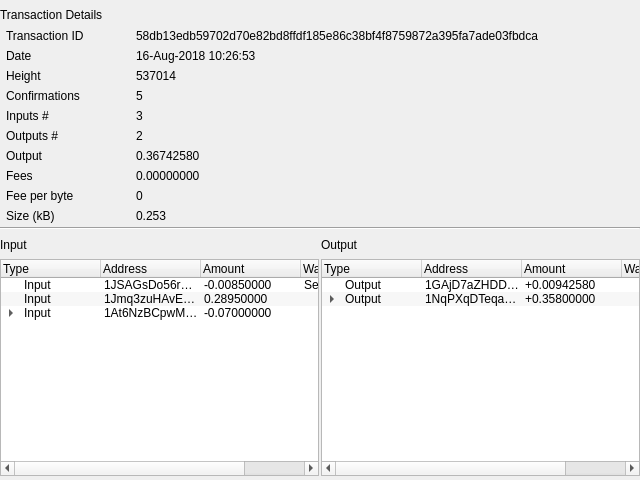
Old version of the form BlockSettleUILib/TransactionDetailsWidget.ui in the repository BlockSettle/terminal.
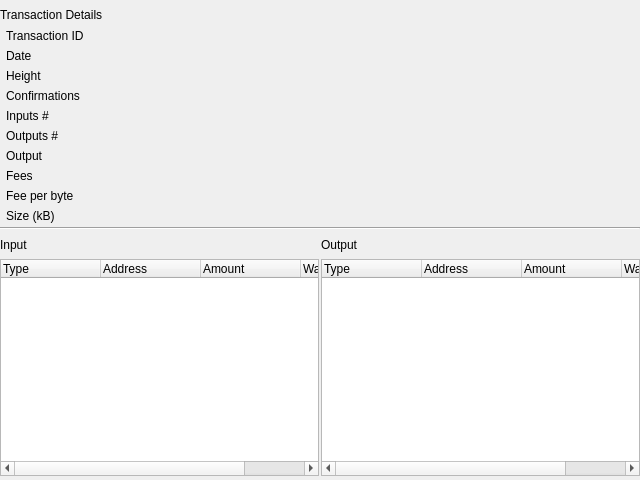
New version of the form.

Commit message: Added CustomLabel class which implement right click copy to clipboard. Added it to AddressDetailsWidget and TransactionDetailsWidget value labels. AddressDetailsWidget now has a function called loadTransactions() which shows how to populate the transactions tree. TransactionDetailsWidget now has a function called loadInputs() which shows how to populate the Inputs tree with both top level and child items. Improved the landing page in BlockDetailsWidget. Label values in AddressDetailsWidget and TransactionDetailsWidget are now white.

```diff
--- a/BlockSettleUILib/TransactionDetailsWidget.ui
+++ b/BlockSettleUILib/TransactionDetailsWidget.ui
@@ -123,7 +123,10 @@
            <item row="6" column="1">
             <widget class="QLabel" name="tranHeight">
              <property name="text">
-              <string>537014</string>
+              <string/>
+             </property>
+             <property name="whiteText" stdset="0">
+              <bool>true</bool>
              </property>
             </widget>
            </item>
@@ -151,14 +154,20 @@
            <item row="12" column="1">
             <widget class="QLabel" name="tranFeePerByte">
              <property name="text">
-              <string>0</string>
+              <string/>
+             </property>
+             <property name="whiteText" stdset="0">
+              <bool>true</bool>
              </property>
             </widget>
            </item>
            <item row="7" column="1">
             <widget class="QLabel" name="tranConfirmations">
              <property name="text">
-              <string>5</string>
+              <string/>
+             </property>
+             <property name="whiteText" stdset="0">
+              <bool>true</bool>
              </property>
             </widget>
            </item>
@@ -172,7 +181,10 @@
            <item row="8" column="1">
             <widget class="QLabel" name="tranNumInputs">
              <property name="text">
-              <string>3</string>
+              <string/>
+             </property>
+             <property name="whiteText" stdset="0">
+              <bool>true</bool>
              </property>
             </widget>
            </item>
@@ -207,42 +219,60 @@
            <item row="10" column="1">
             <widget class="QLabel" name="tranOutput">
              <property name="text">
-              <string>0.36742580</string>
+              <string/>
+             </property>
+             <property name="whiteText" stdset="0">
+              <bool>true</bool>
              </property>
             </widget>
            </item>
            <item row="13" column="1">
             <widget class="QLabel" name="tranSize">
              <property name="text">
-              <string>0.253</string>
+              <string/>
+             </property>
+             <property name="whiteText" stdset="0">
+              <bool>true</bool>
              </property>
             </widget>
            </item>
            <item row="11" column="1">
             <widget class="QLabel" name="tranFees">
              <property name="text">
-              <string>0.00000000</string>
+              <string/>
+             </property>
+             <property name="whiteText" stdset="0">
+              <bool>true</bool>
              </property>
             </widget>
            </item>
            <item row="9" column="1">
             <widget class="QLabel" name="tranNumOutputs">
              <property name="text">
-              <string>2</string>
+              <string/>
+             </property>
+             <property name="whiteText" stdset="0">
+              <bool>true</bool>
              </property>
             </widget>
            </item>
            <item row="5" column="1">
             <widget class="QLabel" name="tranDate">
              <property name="text">
-              <string>16-Aug-2018 10:26:53</string>
+              <string/>
+             </property>
+             <property name="whiteText" stdset="0">
+              <bool>true</bool>
              </property>
             </widget>
            </item>
            <item row="4" column="1">
             <widget class="QLabel" name="tranID">
              <property name="text">
-              <string>58db13edb59702d70e82bd8ffdf185e86c38bf4f8759872a395fa7ade03fbdca</string>
+              <string/>
+             </property>
+             <property name="whiteText" stdset="0">
+              <bool>true</bool>
              </property>
             </widget>
            </item>
@@ -267,7 +297,7 @@
       </widget>
      </item>
      <item>
-      <widget class="QFrame" name="horizontalFrame">
+      <widget class="QFrame" name="horizontalFrame2">
        <property name="darkFrame" stdset="0">
         <bool>true</bool>
        </property>
@@ -290,7 +320,7 @@
         <item>
          <layout class="QVBoxLayout" name="verticalLayout_4">
           <item>
-           <widget class="QFrame" name="horizontalFrame">
+           <widget class="QFrame" name="horizontalFrame3">
             <property name="minimumSize">
              <size>
               <width>0</width>
@@ -354,59 +384,6 @@
               <string>Wallet</string>
              </property>
             </column>
-            <item>
-             <property name="text">
-              <string>Input</string>
-             </property>
-             <property name="text">
-              <string>1JSAGsDo56rEqgxf3R1EAiCgwGJCUB31Cr</string>
-             </property>
-             <property name="text">
-              <string>-0.00850000</string>
-             </property>
-             <property name="text">
-              <string>Settlement</string>
-             </property>
-            </item>
-            <item>
-             <property name="text">
-              <string>Input</string>
-             </property>
-             <property name="text">
-              <string>1Jmq3zuHAvEZwVhvZ2BxtncHjqV1wQzZb4</string>
-             </property>
-             <property name="text">
-              <string>0.28950000</string>
-             </property>
-             <property name="text">
-              <string/>
-             </property>
-            </item>
-            <item>
-             <property name="text">
-              <string>Input</string>
-             </property>
-             <property name="text">
-              <string>1At6NzBCpwMy6CvT4Z21jci91VYHgsCDED</string>
-             </property>
-             <property name="text">
-              <string>-0.07000000</string>
-             </property>
-             <property name="text">
-              <string/>
-             </property>
-             <item>
-              <property name="text">
-               <string>p2wsh</string>
-              </property>
-              <property name="text">
-               <string>83665705d49c8b231580c0c7b5f063fd9ea267a692b5674648f8ae827f262191</string>
-              </property>
-              <property name="text">
-               <string>700000</string>
-              </property>
-             </item>
-            </item>
            </widget>
           </item>
          </layout>
@@ -478,39 +455,6 @@
               <string>Wallet</string>
              </property>
             </column>
-            <item>
-             <property name="text">
-              <string>Output</string>
-             </property>
-             <property name="text">
-              <string>1GAjD7aZHDDohqN1toP4iB2WQtqHc43Cis</string>
-             </property>
-             <property name="text">
-              <string>+0.00942580</string>
-             </property>
-            </item>
-            <item>
-             <property name="text">
-              <string>Output</string>
-             </property>
-             <property name="text">
-              <string>1NqPXqDTeqaTiZJo1ZmJwb8fsHA9gW2Gch</string>
-             </property>
-             <property name="text">
-              <string>+0.35800000</string>
-             </property>
-             <item>
-              <property name="text">
-               <string>p2wsh</string>
-              </property>
-              <property name="text">
-               <string>bd22f5d19688233d1137005585e01a84c0e0bcb218a6ab3f3dab01f702ea6151</string>
-              </property>
-              <property name="text">
-               <string>358000</string>
-              </property>
-             </item>
-            </item>
            </widget>
           </item>
          </layout>
```
The commit also changes 12 other files.
